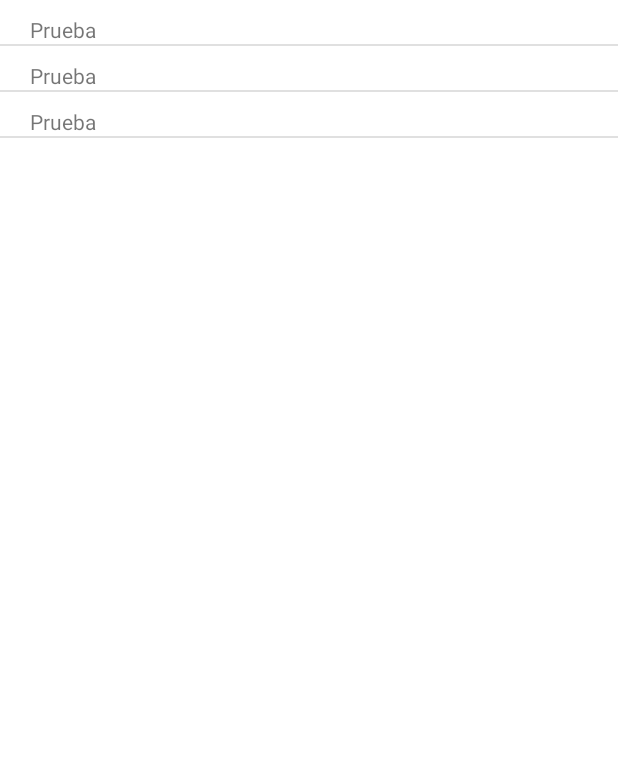
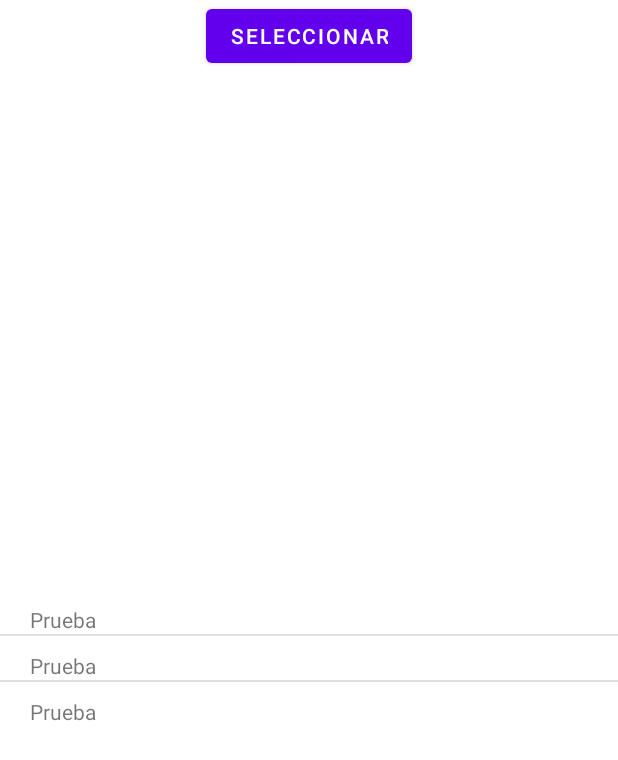
Before and after one commit to Zhongyi255/navegador, an Android app: the layout activity_main.xml on its own in the app's theme, with its tools: preview values and no code run, on a phone screen of 412 x 824 dp. Shown: the top 760 px of the screen. Run offline under Robolectric (Android 15) with nearby library versions, the phone set to English and light mode, and no system bars.

```diff
--- a/app/src/main/res/layout/activity_main.xml
+++ b/app/src/main/res/layout/activity_main.xml
@@ -6,11 +6,36 @@
     android:layout_height="match_parent"
     tools:context=".MainActivity">
 
+    <Button
+        android:id="@+id/button"
+        android:layout_width="wrap_content"
+        android:layout_height="wrap_content"
+        android:text="@string/select"
+        app:layout_constraintEnd_toEndOf="parent"
+        app:layout_constraintStart_toStartOf="parent"
+        app:layout_constraintTop_toTopOf="parent" />
+
+    <!--    Se puede crear onclick aqui o hacerlo en el elemento
+            可以在这里用点击后效果或在变量里定义点击效果
+        <Button
+        android:id="@+id/button"
+        android:layout_width="wrap_content"
+        android:layout_height="wrap_content"
+        android:text="@string/test"
+        app:layout_constraintEnd_toEndOf="parent"
+        app:layout_constraintStart_toStartOf="parent"
+        app:layout_constraintTop_toTopOf="parent"
+        android:onClick="botonClick"/>
+        -->
+
     <ListView
         android:id="@+id/lista_ruta"
         android:layout_width="match_parent"
-        android:layout_height="match_parent"
-        tools:listitem="@layout/ruta_archivo"/>
+        android:layout_height="wrap_content"
+        android:layout_marginTop="5dp"
+        app:layout_constraintBottom_toBottomOf="parent"
+        app:layout_constraintTop_toBottomOf="@+id/button"
+        tools:listitem="@layout/ruta_archivo" />
 
 
 </androidx.constraintlayout.widget.ConstraintLayout>
--- a/app/src/main/res/values/strings.xml
+++ b/app/src/main/res/values/strings.xml
@@ -1,4 +1,5 @@
 <resources>
     <string name="app_name">Navegador</string>
     <string name="test">Prueba</string>
+    <string name="select">Seleccionar</string>
 </resources>
```
Also changed, not shown: app/src/main/java/com/zhongyichen255/navegador/MainActivity.java (+88 -10 lines).
